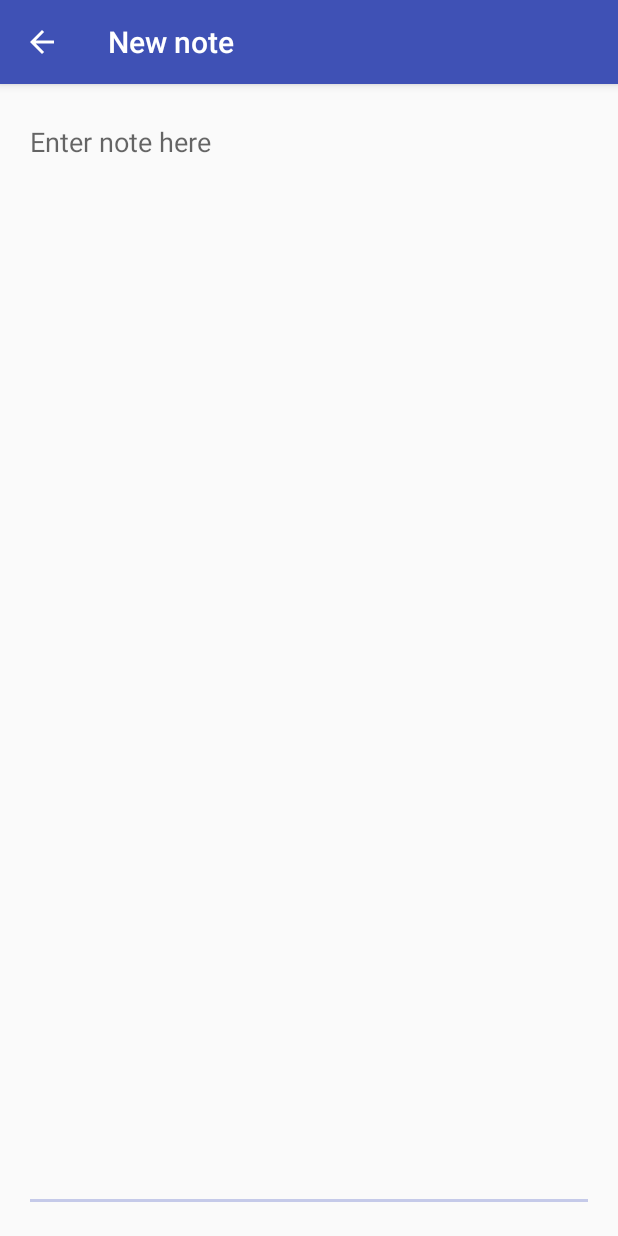
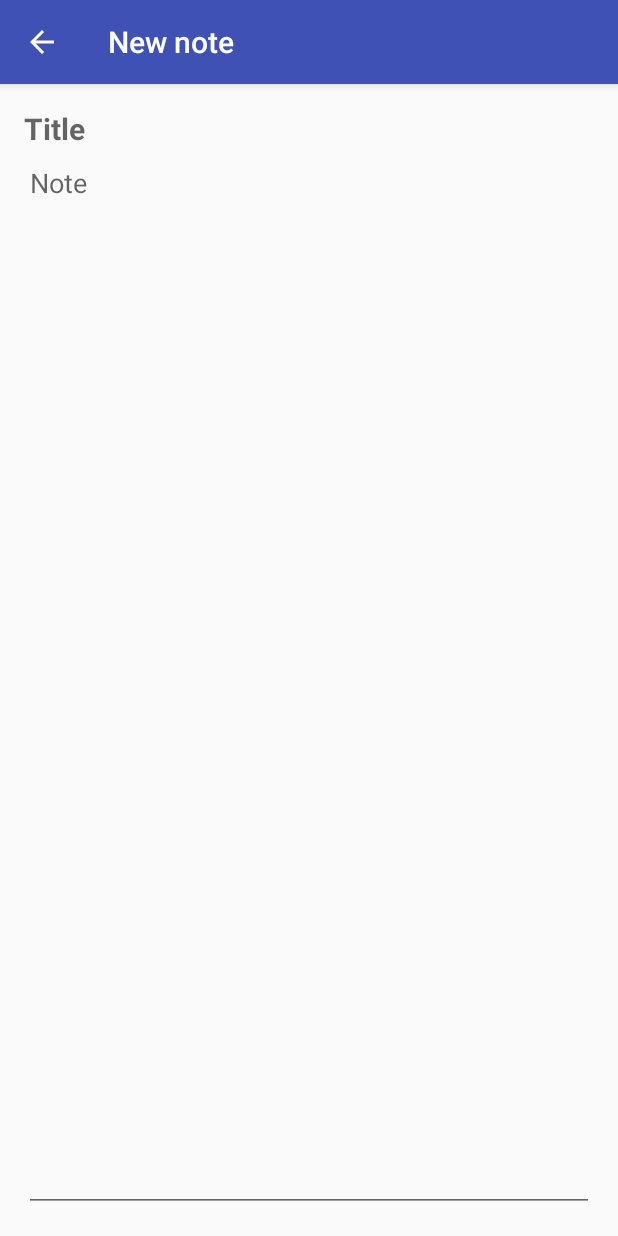
Before and after one commit to STVTK/MOBILEPROJECT, an Android app: the EditorActivity screen opened directly, with no data from a screen before it, on a phone screen of 412 x 824 dp. Run offline under Robolectric (Android 15) with nearby library versions, the phone set to English and light mode, and no system bars.

Commit message:
feat(EditLayout): Add a title EditText at the top of the screen

```diff
--- a/app/src/main/res/layout/activity_editor.xml
+++ b/app/src/main/res/layout/activity_editor.xml
@@ -1,4 +1,4 @@
-<RelativeLayout
+<LinearLayout
     xmlns:android="http://schemas.android.com/apk/res/android"
     xmlns:tools="http://schemas.android.com/tools"
     android:layout_width="match_parent"
@@ -7,20 +7,30 @@
     android:paddingRight="@dimen/activity_horizontal_margin"
     android:paddingTop="@dimen/activity_vertical_margin"
     android:paddingBottom="@dimen/activity_vertical_margin"
-    tools:context="com.stv.mynotes.EditorActivity">
+    tools:context="com.stv.mynotes.EditorActivity"
+    android:orientation="vertical">
 
 
     <EditText
-        android:layout_width="wrap_content"
+        android:layout_width="match_parent"
         android:layout_height="wrap_content"
-        android:id="@+id/editText"
-        android:gravity="top"
-        android:layout_alignParentTop="true"
-        android:layout_alignParentLeft="true"
-        android:layout_alignParentStart="true"
-        android:layout_alignParentBottom="true"
-        android:layout_alignParentRight="true"
-        android:layout_alignParentEnd="true"
-        android:hint="@string/enter_note_here"
-        android:inputType="textMultiLine|textCapSentences"/>
-</RelativeLayout>
+        android:id="@+id/Title"
+        android:layout_gravity="center_horizontal"
+        android:hint="@string/NotesTitle"
+        android:textStyle="bold"
+        android:textSize="20sp"
+        android:background="@android:color/transparent"/>
+
+    <FrameLayout
+        android:layout_width="match_parent"
+        android:layout_height="match_parent"
+        android:layout_gravity="center_horizontal">
+        <EditText
+            android:layout_width="match_parent"
+            android:layout_height="match_parent"
+            android:id="@+id/editText"
+            android:gravity="top"
+            android:hint="@string/enter_note_here"
+            android:inputType="textMultiLine|textCapSentences"/>
+    </FrameLayout>
+</LinearLayout>
--- a/app/src/main/res/values/strings.xml
+++ b/app/src/main/res/values/strings.xml
@@ -10,5 +10,6 @@
     <string name="action_delete">Delete</string>
     <string name="note_deleted">Note deleted</string>
     <string name="note">Note</string>
-    <string name="enter_note_here">Enter note here</string>
+    <string name="enter_note_here">Note</string>
+    <string name="NotesTitle">Title</string>
 </resources>
```
